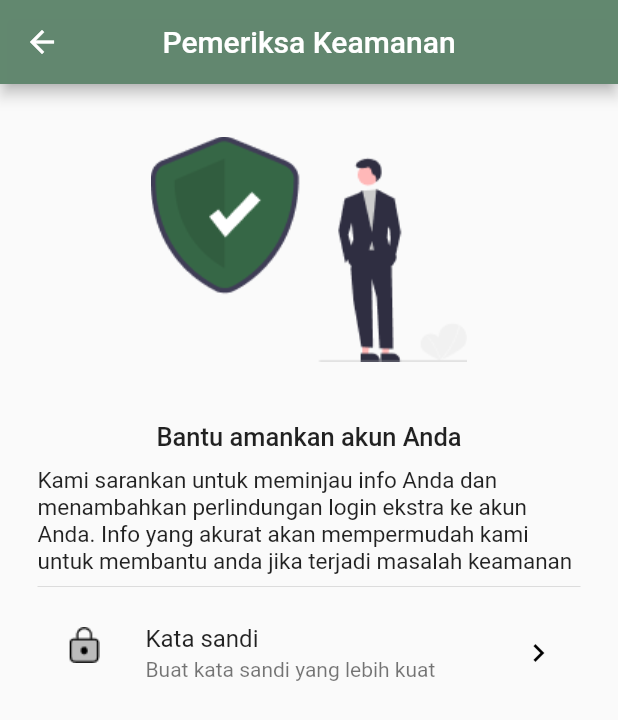
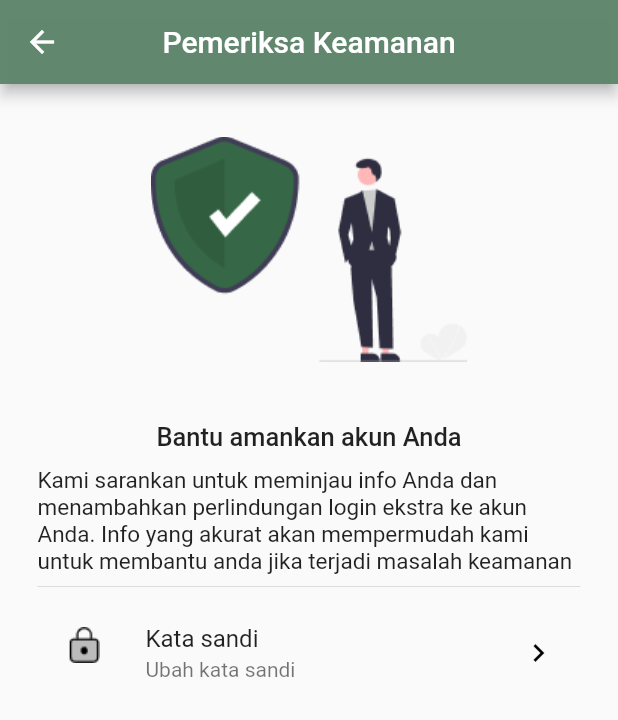
Before and after one commit to aadeeee/Proyek-mobile, a Flutter app: the MyPemeriksaKeamanan screen opened directly, on a phone screen of 412 x 824 dp. Shown: the top 720 px of the screen. Run offline on Flutter 3.47's test engine with Material 2 defaults, Android fonts, the phone set to English and light mode, and no system bars; our stand-ins replace carousel_slider, google_fonts, image_picker, scrollable_positioned_list.

Commit message:
ubah sandi

```diff
--- a/lib/component/Profil/pemeriksaKeamanan.dart
+++ b/lib/component/Profil/pemeriksaKeamanan.dart
@@ -51,7 +51,7 @@ class MyPemeriksaKeamanan extends StatelessWidget {
               const Divider(),
               ListTile(
                 title: const Text('Kata sandi'),
-                subtitle: const Text('Buat kata sandi yang lebih kuat'),
+                subtitle: const Text('Ubah kata sandi'),
                 trailing: const Icon(Icons.keyboard_arrow_right),
                 leading: const ImageIcon(
                     size: 30, AssetImage('assets/images/keamanan.png')),
--- a/lib/main.dart
+++ b/lib/main.dart
@@ -7,8 +7,6 @@ import 'package:mobile/Provider/regisProvider.dart';
 import 'package:mobile/Provider/supplierProvider.dart';
 import 'package:mobile/Provider/transaksiProvider.dart';
 import 'package:mobile/component/app.dart';
-import 'package:mobile/component/home.dart';
-import 'component/Account/login.dart';
 import 'package:provider/provider.dart';
 import 'Provider/homeProvider.dart';
 
```
Also changed, not shown: lib/component/Profil/kataSandi.dart (+0 -11 lines).
